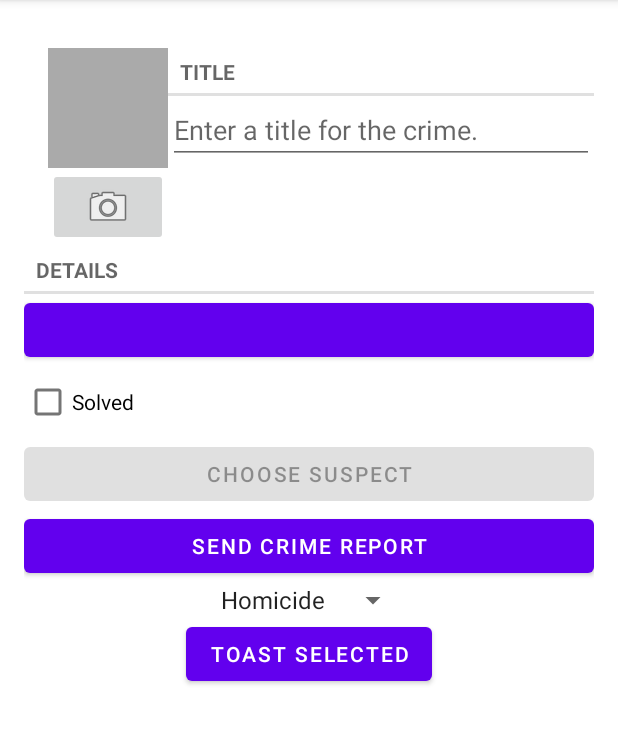
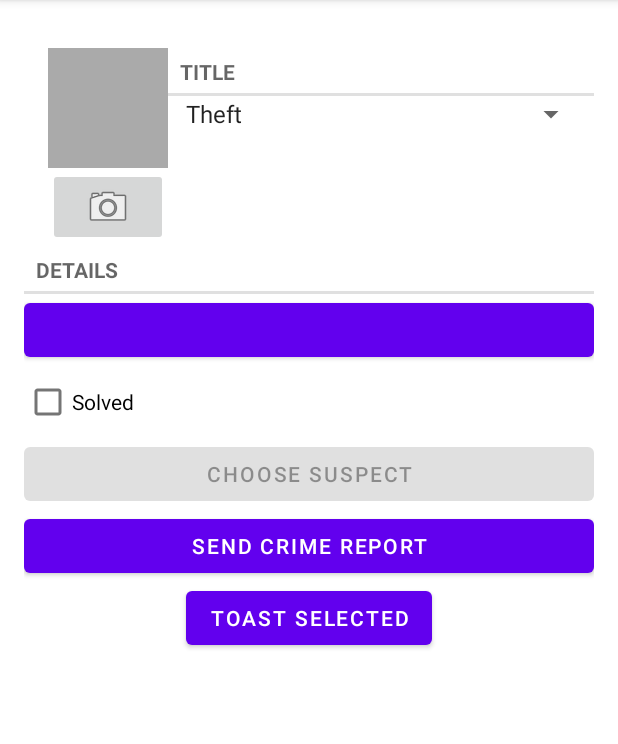
Before and after one commit to clemjfrancis/20201029_CriminalIntent_Suspect, an Android app: the screen it shows after launch (MainActivity), after a tap on "New Crime", on a phone screen of 412 x 824 dp, the part 84-828 px from its top. Run offline under Robolectric (Android 15) with nearby library versions, the phone set to English and light mode, and no system bars; our stand-ins replace Room's generated code; 1 statement that could not run was skipped.

Commit message:
added: - prevent empty record - use a spinner to choose the title of a crime

```diff
--- a/app/src/main/java/com/bignerdranch/android/criminalintent/CrimeFragment.kt
+++ b/app/src/main/java/com/bignerdranch/android/criminalintent/CrimeFragment.kt
@@ -10,12 +10,10 @@ import android.provider.ContactsContract
 import android.provider.MediaStore
 import android.text.Editable
 import android.text.TextWatcher
-import android.util.Log
 import android.view.LayoutInflater
 import android.view.View
 import android.view.ViewGroup
 import androidx.fragment.app.Fragment
-import androidx.lifecycle.ViewModel
 import androidx.lifecycle.ViewModelProviders
 import java.util.*
 import androidx.lifecycle.Observer
@@ -38,14 +36,13 @@ class CrimeFragment : Fragment(), DatePickerFragment.Callbacks {
     private lateinit var crime: Crime
     private lateinit var photoFile: File
     private lateinit var photoUri: Uri
-    private lateinit var titleField: EditText
     private lateinit var dateButton: Button
     private lateinit var solvedCheckBox: CheckBox
     private lateinit var reportButton: Button
     private lateinit var suspectButton: Button
     private lateinit var photoButton: ImageButton
     private lateinit var photoView: ImageView
-    private lateinit var spinner: Spinner
+    private lateinit var titleSpinner: Spinner
     private val crimeDetailViewModel: CrimeDetailViewModel by lazy {
         ViewModelProviders.of(this).get(CrimeDetailViewModel::class.java)
     }
@@ -66,14 +63,13 @@ class CrimeFragment : Fragment(), DatePickerFragment.Callbacks {
     ): View? {
         val view = inflater.inflate(R.layout.fragment_crime, container, false)
 
-        titleField = view.findViewById(R.id.crime_title) as EditText
         dateButton = view.findViewById(R.id.crime_date) as Button
         solvedCheckBox = view.findViewById(R.id.crime_solved) as CheckBox
         reportButton = view.findViewById(R.id.crime_report) as Button
         suspectButton = view.findViewById(R.id.crime_suspect) as Button
         photoButton = view.findViewById(R.id.crime_camera) as ImageButton
         photoView = view.findViewById(R.id.crime_photo) as ImageView
-        spinner = view.findViewById(R.id.spinner_options) as Spinner
+        titleSpinner = view.findViewById(R.id.spinner_options) as Spinner
 
         context?.let {
             ArrayAdapter.createFromResource(
@@ -82,9 +78,24 @@ class CrimeFragment : Fragment(), DatePickerFragment.Callbacks {
                 android.R.layout.simple_spinner_item
             ).also { adapter ->
                 adapter.setDropDownViewResource(android.R.layout.simple_spinner_dropdown_item)
-                spinner.adapter = adapter
+                titleSpinner.adapter = adapter
             }
         }
+        titleSpinner.onItemSelectedListener = object : AdapterView.OnItemSelectedListener {
+            override fun onItemSelected(
+                parent: AdapterView<*>?,
+                view: View?,
+                position: Int,
+                id: Long
+            ) {
+                crime.title = titleSpinner.selectedItem.toString()
+            }
+
+            override fun onNothingSelected(parent: AdapterView<*>?) {
+            }
+
+        }
+
         return view
     }
 
@@ -107,32 +118,8 @@ class CrimeFragment : Fragment(), DatePickerFragment.Callbacks {
     override fun onStart() {
         super.onStart()
 
-        val titleWatcher = object : TextWatcher {
 
-            override fun beforeTextChanged(
-                sequence: CharSequence?,
-                start: Int,
-                count: Int,
-                after: Int
-            ) {
-                // This space intentionally left blank
-            }
 
-            override fun onTextChanged(
-                sequence: CharSequence?,
-                start: Int,
-                before: Int,
-                count: Int
-            ) {
-                crime.title = sequence.toString()
-            }
-
-            override fun afterTextChanged(sequence: Editable?) {
-                // This one too
-            }
-        }
-
-        titleField.addTextChangedListener(titleWatcher)
 
         solvedCheckBox.apply {
             setOnCheckedChangeListener { _, isChecked ->
@@ -225,7 +212,13 @@ class CrimeFragment : Fragment(), DatePickerFragment.Callbacks {
     }
 
     private fun updateUI() {
-        titleField.setText(crime.title)
+        titleSpinner.apply {
+            val itemPosition = resources.getStringArray(R.array.crimes_array)
+                .toList()
+                .indexOf(crime.title)
+            this.setSelection(itemPosition)
+        }
+
         dateButton.text = crime.date.toString()
         solvedCheckBox.apply {
             isChecked = crime.isSolved
--- a/app/src/main/res/layout/fragment_crime.xml
+++ b/app/src/main/res/layout/fragment_crime.xml
@@ -46,11 +46,13 @@
                 android:layout_height="wrap_content"
                 android:text="@string/crime_title_label"/>
 
-            <EditText
-                android:id="@+id/crime_title"
-                android:layout_width="match_parent"
+            <Spinner
+                android:id="@+id/spinner_options"
+                android:layout_width="275dp"
                 android:layout_height="wrap_content"
-                android:hint="@string/crime_title_hint"/>
+                android:layout_gravity="center_horizontal"
+                android:gravity="fill_horizontal" />
+
         </LinearLayout>
     </LinearLayout>
 
@@ -84,13 +86,6 @@
         android:layout_height="wrap_content"
         android:text="@string/crime_report_text"/>
 
-    <Spinner
-        android:id="@+id/spinner_options"
-        android:layout_width="wrap_content"
-        android:layout_height="wrap_content"
-        android:layout_gravity="center_horizontal"
-        android:gravity="fill_horizontal"/>
-
     <Button
         android:id="@+id/spinner_value"
         android:layout_width="wrap_content"
--- a/app/src/main/res/values/strings.xml
+++ b/app/src/main/res/values/strings.xml
@@ -18,9 +18,15 @@
     <string name="crime_title" translatable="false">Crime Title</string>
     <string name="crime_date" translatable="false">Crime Date</string>
     <string-array name="crimes_array">
+        <item>Theft</item>
+        <item>Robbery</item>
+        <item>Suicide</item>
         <item>Homicide</item>
-        <item>Assault</item>
-        <item>Theft</item>
+        <item>Kidnapping</item>
+        <item>Arson</item>
+        <item>Smuggling</item>
+        <item>Petty Crime</item>
+        <item>Felony</item>
         <item>Other</item>
     </string-array>
 </resources>
```
